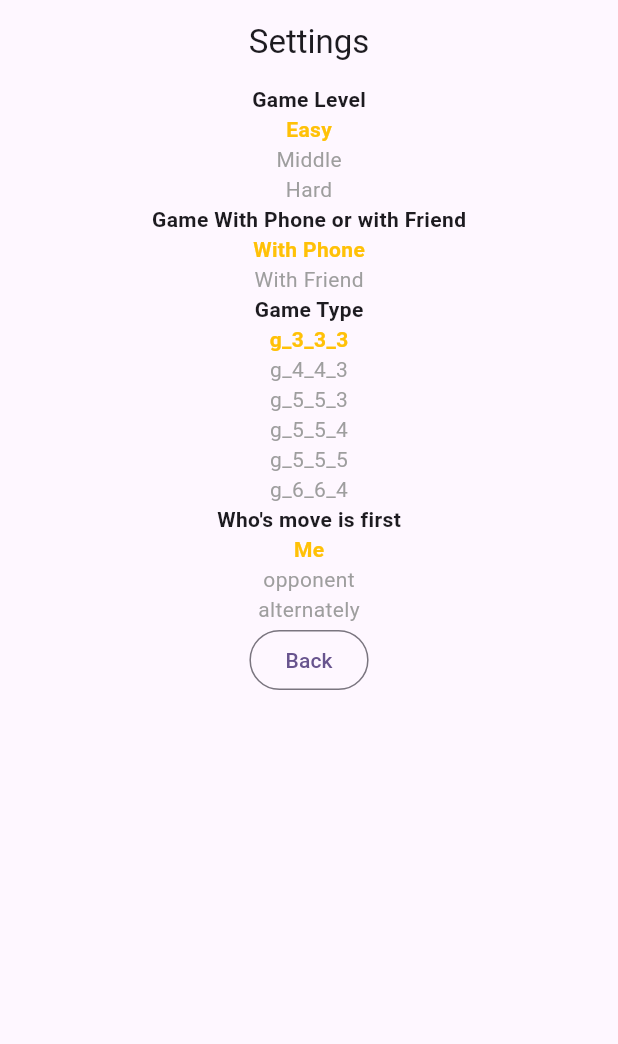
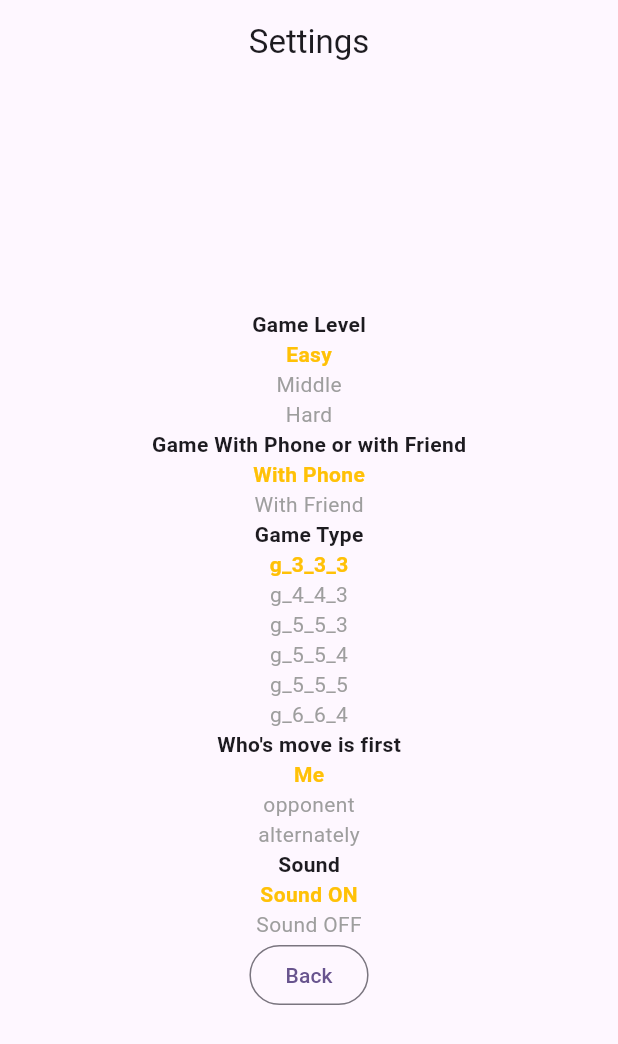
Before and after one commit to PelipetsOlga/TicTacToe, a Flutter app: the GameLayout screen opened directly with empty values, after a tap on "Settings", on a phone screen of 412 x 824 dp. Shown: the top 1044 px of the screen. Run offline on Flutter 3.47's test engine with Material 2 defaults, Android fonts, the phone set to English and light mode, and no system bars; our stand-ins replace equatable, flutter_bloc, flutter_svg, get_it, go_router, shared_preferences; accounts and stored records are empty.

Commit message:
Images try

```diff
--- a/lib/game/board_vidget.dart
+++ b/lib/game/board_vidget.dart
@@ -1,4 +1,5 @@
 import 'package:flutter/material.dart';
+import 'package:flutter_svg/svg.dart';
 import 'package:tic_tac_game/game/cell_widget.dart';
 import 'package:tic_tac_game/logic/models.dart';
 
@@ -12,17 +13,30 @@ class BoardWidget extends StatelessWidget {
 
   @override
   Widget build(BuildContext context) {
-    return Column(
+    return Stack(children: [
+      Center(
+        child: SvgPicture.asset(
+          'assets/board_3_3.svg',
+          semanticsLabel: 'Board',
+          width: 300,
+          height: 300,
+        ),
+      ),
+      Column(
+        mainAxisAlignment: MainAxisAlignment.center,
         crossAxisAlignment: CrossAxisAlignment.center,
         children: chunk(board.cells, board.fieldSize)
             .map((row) => Row(
+                  mainAxisAlignment: MainAxisAlignment.center,
+                  crossAxisAlignment: CrossAxisAlignment.center,
                   children: row
-                    .map((cell) => CellWidget(
-                        cell.symbol, () => callback(cell.point), cell.isWinner))
+                      .map((cell) => CellWidget(cell.symbol,
+                          () => callback(cell.point), cell.isWinner))
                       .toList(),
                 ))
             .toList(),
-    );
+      ),
+    ]);
   }
 }
 
--- a/lib/game/cell_widget.dart
+++ b/lib/game/cell_widget.dart
@@ -1,4 +1,5 @@
 import 'package:flutter/material.dart';
+import 'package:flutter_svg/svg.dart';
 import '../logic/models.dart';
 
 class CellWidget extends StatelessWidget {
@@ -10,32 +11,47 @@ class CellWidget extends StatelessWidget {
 
   @override
   Widget build(BuildContext context) {
-    IconData iconData;
+    Widget iconData;
     if (symbol == TicTacSymbol.cross) {
-      iconData = Icons.close_rounded;
+      iconData = svg1;
     } else if (symbol == TicTacSymbol.oval) {
-      iconData = Icons.circle_outlined;
+      iconData = svg2;
     } else {
-      iconData = Icons.check_box_outline_blank;
-    }
-
-    Color iconColor;
-    if (symbol == TicTacSymbol.cross) {
-      iconColor = Colors.deepPurple;
-    } else if (symbol == TicTacSymbol.oval) {
-      iconColor = Colors.pinkAccent;
-    } else {
-      iconColor = Colors.grey;
+      iconData = const SizedBox(width: 88, height: 88);
     }
 
     return GestureDetector(
       onTap: callback,
-      child: Container(
-        width: 64,
-        height: 64,
-        color: isWinner? Colors.amberAccent: Colors.white,
-        child: Icon(iconData, color: iconColor),
+      child: Padding(
+        padding: const EdgeInsets.all(6.0),
+        child: Container(
+          width: 88,
+          height: 88,
+          color: isWinner ? Colors.amberAccent : Colors.transparent,
+          child: iconData,
+        ),
       ),
     );
   }
 }
+
+const String assetName1 = 'assets/dog_ic.svg';
+const String assetName2 = 'assets/rain.svg';
+final Widget svg1 = Padding(
+  padding: const EdgeInsets.all(8.0),
+  child:   SvgPicture.asset(
+    assetName1,
+    semanticsLabel: 'Cross',
+    width: 48,
+    height: 48,
+  ),
+);
+final Widget svg2 = Padding(
+  padding: const EdgeInsets.all(8.0),
+  child:   SvgPicture.asset(
+    assetName2,
+    semanticsLabel: 'Zero',
+    width: 48,
+    height: 48,
+  ),
+);
--- a/lib/logic/game_repository.dart
+++ b/lib/logic/game_repository.dart
@@ -26,6 +26,10 @@ abstract class GameRepository {
   Future<bool> isGameWithComp();
 
   Future<void> setGameWithComp(bool value);
+
+  Future<bool> isSoundOn();
+
+  Future<void> setSoundOn(bool value);
 }
 
 class GameRepositoryImpl extends GameRepository {
@@ -178,4 +182,17 @@ class GameRepositoryImpl extends GameRepository {
     final SharedPreferences prefs = await _prefs;
     prefs.setBool("game_with_comp", value);
   }
+
+  @override
+  Future<bool> isSoundOn()async {
+    final SharedPreferences prefs = await _prefs;
+    bool type = prefs.getBool("sound_on") ?? true;
+    return type;
+  }
+
+  @override
+  Future<void> setSoundOn(bool value)async {
+    final SharedPreferences prefs = await _prefs;
+    prefs.setBool("sound_on", value);
+  }
 }
--- /dev/null
+++ b/lib/settings/selecting_sound_widget.dart
@@ -0,0 +1,72 @@
+import 'package:flutter/material.dart';
+import 'package:flutter_bloc/flutter_bloc.dart';
+import 'package:tic_tac_game/settings/sound/bloc_event.dart';
+import 'package:tic_tac_game/settings/sound/bloc_state.dart';
+import 'package:tic_tac_game/settings/sound/settings_bloc.dart';
+
+import 'game_with_comp_bloc/bloc_event.dart';
+import 'game_with_comp_bloc/bloc_state.dart';
+import 'game_with_comp_bloc/settings_bloc.dart';
+
+class SettingsSoundWidget extends StatelessWidget {
+  const SettingsSoundWidget({Key? key}) : super(key: key);
+
+  @override
+  Widget build(BuildContext context) {
+    return BlocBuilder<SettingsSoundBloc, SoundState>(
+      buildWhen: (previous, current) => current.status.isSuccess,
+      builder: (context, state) {
+        return SoundSelectionWidget();
+      },
+    );
+  }
+}
+
+class SoundSelectionWidget extends StatelessWidget {
+  const SoundSelectionWidget({
+    Key? key,
+  }) : super(key: key);
+
+  @override
+  Widget build(BuildContext context) {
+    return BlocBuilder<SettingsSoundBloc, SoundState>(
+      builder: (context, state) {
+        return Column(
+          children: [
+            const Text('Sound', style: TextStyle(fontWeight: FontWeight.bold)),
+            GestureDetector(
+              child: Text(
+                'Sound ON',
+                style: TextStyle(
+                  color: state.turnedOn ? Colors.amber : Colors.grey,
+                  fontWeight:
+                      state.turnedOn ? FontWeight.bold : FontWeight.normal,
+                ),
+              ),
+              onTap: () async {
+                context.read<SettingsSoundBloc>().add(
+                      SelectSound(turnedOn: true),
+                    );
+              },
+            ),
+            GestureDetector(
+              child: Text(
+                'Sound OFF',
+                style: TextStyle(
+                  color: !state.turnedOn ? Colors.amber : Colors.grey,
+                  fontWeight:
+                      !state.turnedOn ? FontWeight.bold : FontWeight.normal,
+                ),
+              ),
+              onTap: () async {
+                context.read<SettingsSoundBloc>().add(
+                      SelectSound(turnedOn: false),
+                    );
+              },
+            ),
+          ],
+        );
+      },
+    );
+  }
+}
--- a/lib/settings/settings_widget.dart
+++ b/lib/settings/settings_widget.dart
@@ -10,7 +10,10 @@ import 'package:tic_tac_game/settings/selecting_game_type_widget.dart';
 import 'package:tic_tac_game/settings/selecting_game_with_comp_widget.dart';
 import 'package:tic_tac_game/settings/level_bloc/bloc_event.dart';
 import 'package:tic_tac_game/settings/selecting_level_widget.dart';
+import 'package:tic_tac_game/settings/selecting_sound_widget.dart';
 import 'package:tic_tac_game/settings/selecting_who_first_widget.dart';
+import 'package:tic_tac_game/settings/sound/bloc_event.dart';
+import 'package:tic_tac_game/settings/sound/settings_bloc.dart';
 import 'package:tic_tac_game/settings/who_first_bloc/bloc_event.dart';
 import 'package:tic_tac_game/settings/who_first_bloc/settings_bloc.dart';
 
@@ -54,6 +57,13 @@ abstract class SettingsWidget extends StatelessWidget {
                   GetWhoFirst(),
                 ),
               ),
+              BlocProvider<SettingsSoundBloc>(
+                create: (context) => SettingsSoundBloc(
+                  gameRepository: context.read<GameRepository>(),
+                )..add(
+                  GetSound(),
+                ),
+              ),
             ], child: SettingsLayout(getBackLink()))));
   }
 
@@ -73,6 +83,8 @@ class SettingsLayout extends StatelessWidget {
         centerTitle: true,
       ),
       body: Center(
+        child: SingleChildScrollView(
+          scrollDirection: Axis.vertical,
           child: Column(
             mainAxisAlignment: MainAxisAlignment.start,
             crossAxisAlignment: CrossAxisAlignment.center,
@@ -81,12 +93,14 @@ class SettingsLayout extends StatelessWidget {
               const SettingsGameWithCompWidget(),
               const SettingsGameTypeWidget(),
               const SettingsWhoFirstWidget(),
+              const SettingsSoundWidget(),
               OutlinedButton(
                   onPressed: () => context.go(backLink),
                   child: const Text('Back')),
             ],
           ),
         ),
+      ),
     );
   }
 }
--- /dev/null
+++ b/lib/settings/sound/bloc_event.dart
@@ -0,0 +1,19 @@
+import 'package:equatable/equatable.dart';
+
+abstract class SettingsSoundEvent extends Equatable {
+  @override
+  List<Object?> get props => [];
+}
+
+class GetSound extends SettingsSoundEvent {}
+
+class SelectSound extends SettingsSoundEvent {
+  SelectSound({
+    required this.turnedOn,
+  });
+
+  final bool turnedOn;
+
+  @override
+  List<Object?> get props => [turnedOn];
+}
--- /dev/null
+++ b/lib/settings/sound/bloc_state.dart
@@ -0,0 +1,38 @@
+import 'package:equatable/equatable.dart';
+
+enum SoundStatus { initial, success, error, loading, selected }
+
+extension SoundStatusX on SoundStatus {
+  bool get isInitial => this == SoundStatus.initial;
+
+  bool get isSuccess => this == SoundStatus.success;
+
+  bool get isError => this == SoundStatus.error;
+
+  bool get isLoading => this == SoundStatus.loading;
+
+  bool get isSelected => this == SoundStatus.selected;
+}
+
+class SoundState extends Equatable {
+  final SoundStatus status;
+  final bool turnedOn;
+
+  const SoundState({
+    this.status = SoundStatus.initial,
+    this.turnedOn = true,
+  });
+
+  @override
+  List<Object?> get props => [status, turnedOn];
+
+  SoundState copyWith({
+    SoundStatus? status,
+    bool? turnedOn,
+  }) {
+    return SoundState(
+      status: status ?? this.status,
+      turnedOn: turnedOn ?? this.turnedOn,
+    );
+  }
+}
--- /dev/null
+++ b/lib/settings/sound/settings_bloc.dart
@@ -0,0 +1,46 @@
+import 'package:flutter/foundation.dart';
+import 'package:flutter_bloc/flutter_bloc.dart';
+import '../../logic/game_repository.dart';
+import 'bloc_event.dart';
+import 'bloc_state.dart';
+
+class SettingsSoundBloc extends Bloc<SettingsSoundEvent, SoundState> {
+  SettingsSoundBloc({
+    required this.gameRepository,
+  }) : super(const SoundState()) {
+    on<GetSound>(_mapGetSoundEventToState);
+    on<SelectSound>(_mapSelectSoundEventToState);
+  }
+
+  final GameRepository gameRepository;
+
+  void _mapGetSoundEventToState(
+      GetSound event, Emitter<SoundState> emit) async {
+    emit(state.copyWith(status: SoundStatus.loading));
+    try {
+      final turnedOn = await gameRepository.isSoundOn();
+      emit(
+        state.copyWith(
+          status: SoundStatus.success,
+          turnedOn: turnedOn,
+        ),
+      );
+    } catch (error, stacktrace) {
+      if (kDebugMode) {
+        print(stacktrace);
+      }
+      emit(state.copyWith(status: SoundStatus.error));
+    }
+  }
+
+  void _mapSelectSoundEventToState(
+      SelectSound event, Emitter<SoundState> emit) async {
+    await gameRepository.setSoundOn(event.turnedOn);
+    emit(
+      state.copyWith(
+        status: SoundStatus.selected,
+        turnedOn: event.turnedOn,
+      ),
+    );
+  }
+}
```
Also changed, not shown: pubspec.yaml (+5 -3 lines), assets/board_3_3.svg (added), assets/dog_ic.svg (added), assets/rain.svg (added), pubspec.lock. Lines whose indentation alone changed are shown as unchanged.
